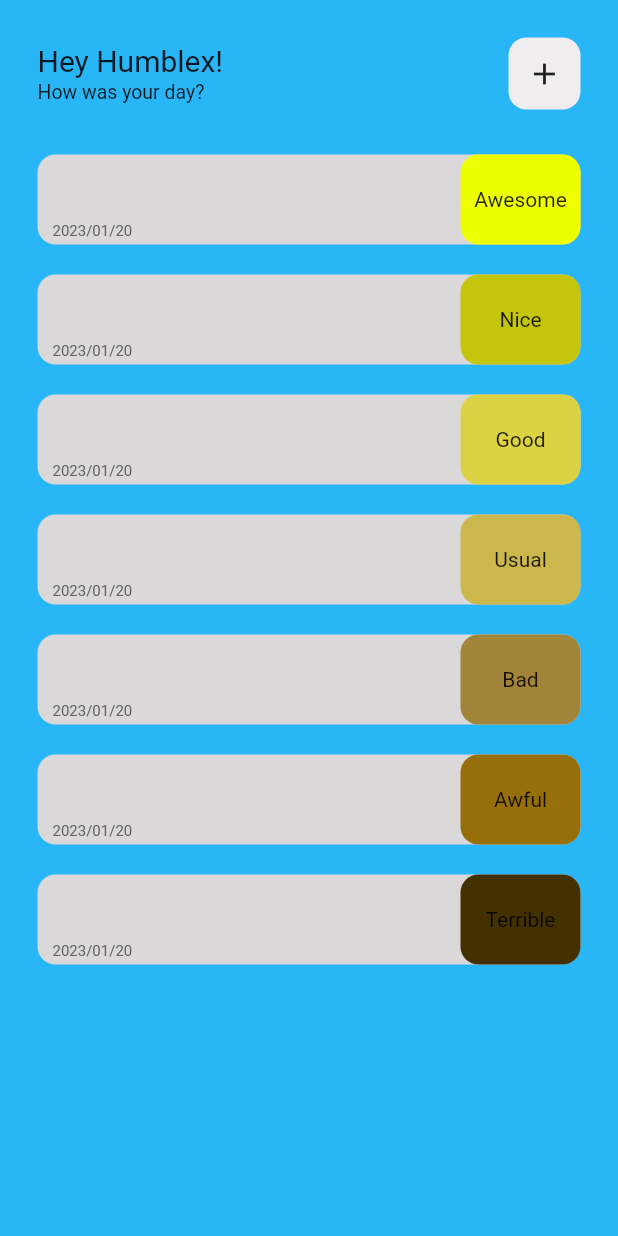
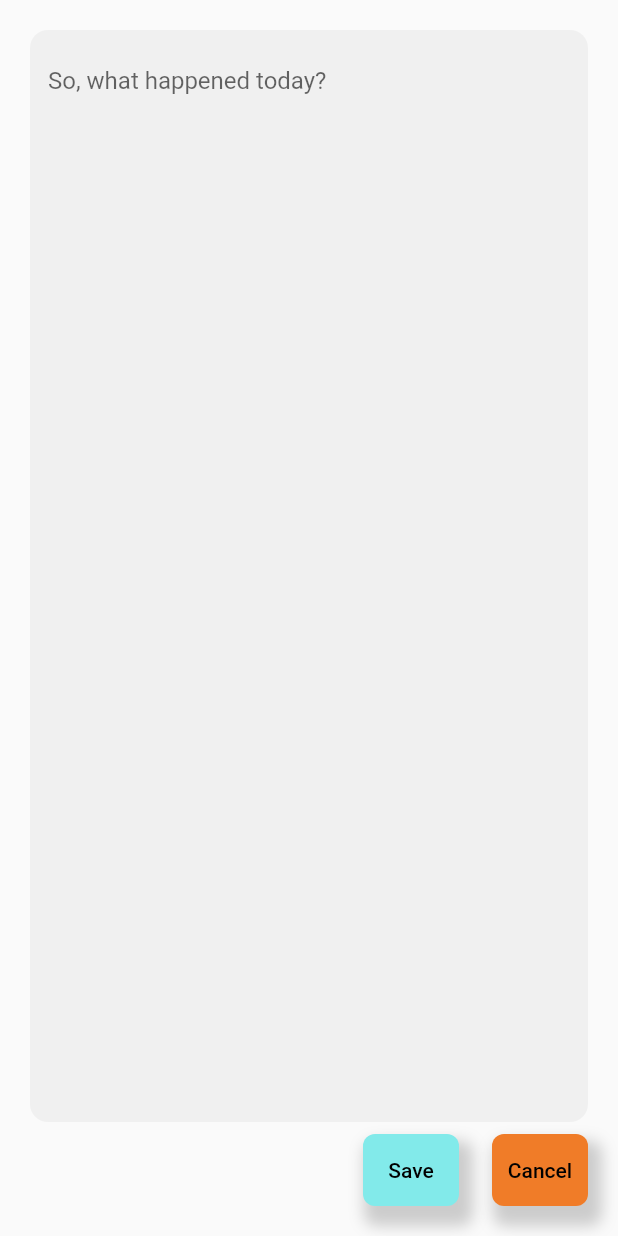
Before and after one commit to hum-blex/diary, a Flutter app: the screen it shows after launch, after a tap on the "add" icon, on a phone screen of 412 x 824 dp. Run offline on Flutter 3.47's test engine with Material 2 defaults, Android fonts, the phone set to English and light mode, and no system bars.

Commit message:
newdailytile added

```diff
--- a/lib/main.dart
+++ b/lib/main.dart
@@ -1,4 +1,4 @@
-import 'package:diary/homepage.dart';
+import 'package:diary/pages/homepage.dart';
 import 'package:flutter/material.dart';
 
 void main() {
--- a/lib/homepage.dart
+++ b/lib/pages/homepage.dart
@@ -1,6 +1,7 @@
 // ignore_for_file: prefer_const_constructors
 
-import 'package:diary/utils/dailytile.dart';
+import 'package:diary/utils/dailytiles/dailytile.dart';
+import 'package:diary/utils/dailytiles/NewDailyTile.dart';
 import 'package:flutter/material.dart';
 
 class Homepage extends StatefulWidget {
@@ -11,6 +12,15 @@ class Homepage extends StatefulWidget {
 }
 
 class _HomepageState extends State<Homepage> {
+  //create new daily tile
+  void CreateNewTile() {
+    showDialog(
+        context: context,
+        builder: (context) {
+          return NewDailyTile();
+        });
+  }
+
   @override
   Widget build(BuildContext context) {
     return Scaffold(
@@ -52,7 +62,7 @@ class _HomepageState extends State<Homepage> {
                       color: Color.fromARGB(255, 239, 237, 237),
                     ),
                     child: IconButton(
-                      onPressed: () {},
+                      onPressed: CreateNewTile,
                       icon: Icon(Icons.add),
                     ),
                   ),
--- /dev/null
+++ b/lib/utils/button.dart
@@ -0,0 +1,40 @@
+// ignore_for_file: prefer_const_constructors
+
+import 'package:diary/utils/colorsandfeelings/colors.dart';
+import 'package:flutter/material.dart';
+
+class MyButton extends StatelessWidget {
+  final String name;
+  final Color color;
+  const MyButton({super.key, required this.name, required this.color});
+
+  @override
+  Widget build(BuildContext context) {
+    return Padding(
+      padding: const EdgeInsets.only(top: 8, left: 22),
+      child: DecoratedBox(
+        decoration: BoxDecoration(
+          borderRadius: BorderRadius.all(
+            Radius.circular(8),
+          ),
+          boxShadow: [
+            BoxShadow(
+              color: Colors.grey.withOpacity(0.5),
+              spreadRadius: 4,
+              blurRadius: 8,
+              offset: const Offset(5, 9),
+            )
+          ],
+          color: color,
+        ),
+        child: TextButton(
+          onPressed: () {},
+          child: Text(
+            name,
+            style: TextStyle(color: Colors.black),
+          ),
+        ),
+      ),
+    );
+  }
+}
--- /dev/null
+++ b/lib/utils/dailytiles/NewDailyTile.dart
@@ -0,0 +1,49 @@
+// ignore_for_file: prefer_const_constructors
+
+import 'package:diary/utils/button.dart';
+import 'package:flutter/material.dart';
+
+class NewDailyTile extends StatelessWidget {
+  const NewDailyTile({super.key});
+
+  @override
+  Widget build(BuildContext context) {
+    return Scaffold(
+        body: Padding(
+      padding: EdgeInsets.all(20),
+      child: Column(
+        children: [
+          Expanded(
+            child: TextField(
+              keyboardType: TextInputType.multiline,
+              maxLines: null,
+              expands: true,
+              textAlignVertical: TextAlignVertical.top,
+              decoration: InputDecoration(
+                hintText: 'So, what happened today?',
+                filled: true,
+                border: OutlineInputBorder(
+                  borderSide: BorderSide.none,
+                  borderRadius: BorderRadius.circular(12),
+                ),
+              ),
+            ),
+          ),
+          Row(
+            mainAxisAlignment: MainAxisAlignment.end,
+            children: [
+              MyButton(
+                name: 'Save',
+                color: Color.fromARGB(255, 130, 234, 234),
+              ),
+              MyButton(
+                name: 'Cancel',
+                color: Color.fromARGB(255, 240, 124, 40),
+              ),
+            ],
+          )
+        ],
+      ),
+    ));
+  }
+}
--- a/lib/utils/dailytile.dart
+++ b/lib/utils/dailytiles/dailytile.dart
@@ -1,6 +1,6 @@
 import 'package:flutter/material.dart';
-import 'feelings.dart';
-import 'colors.dart';
+import '../colorsandfeelings/feelings.dart';
+import '../colorsandfeelings/colors.dart';
 
 class dailytile extends StatelessWidget {
   String felt;
```
Also changed, not shown: lib/utils/colorsandfeelings/colors.dart (renamed from lib/utils/colors.dart), lib/utils/colorsandfeelings/feelings.dart (renamed from lib/utils/feelings.dart).
